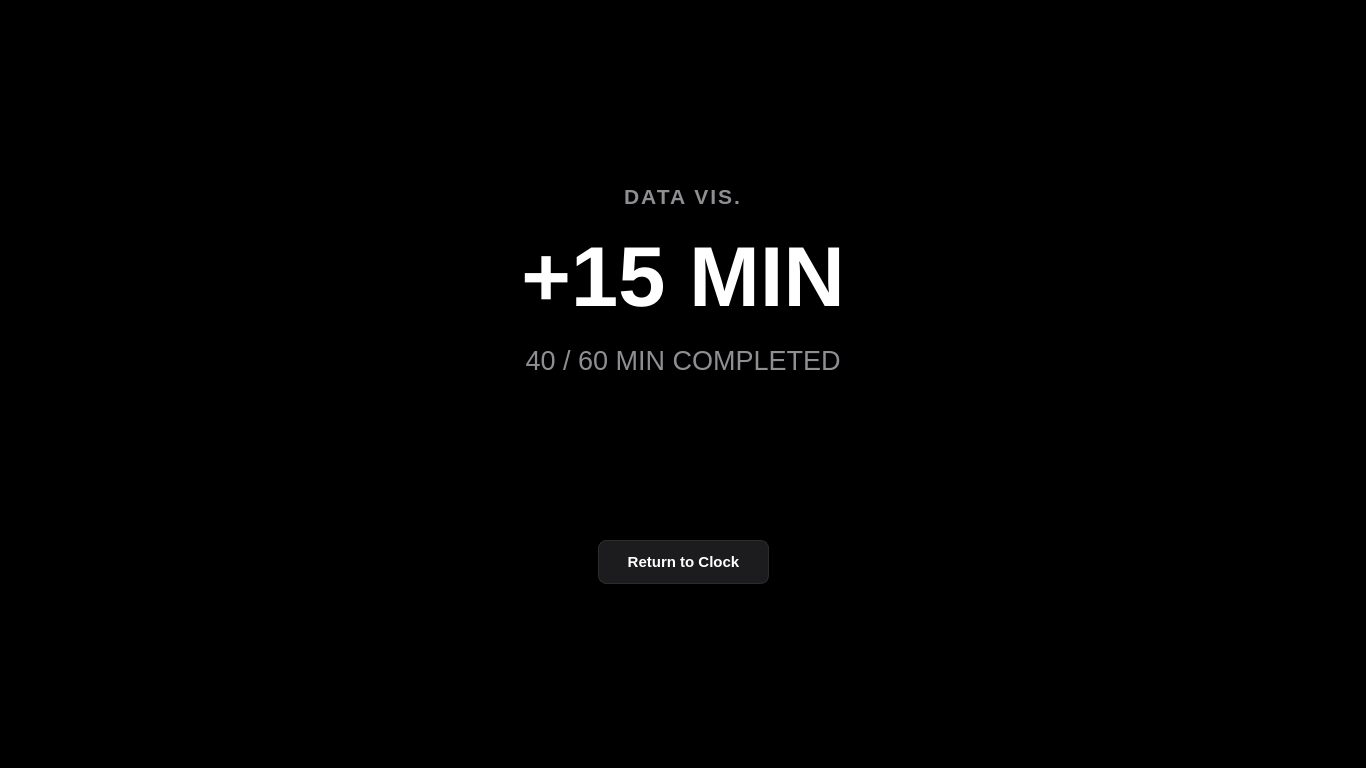
Above: src/study_station/ui/designer/completion_screen.ui from Maaloul-Khalil-M/StudyStationKiosk before the change. Below: the same form after it.
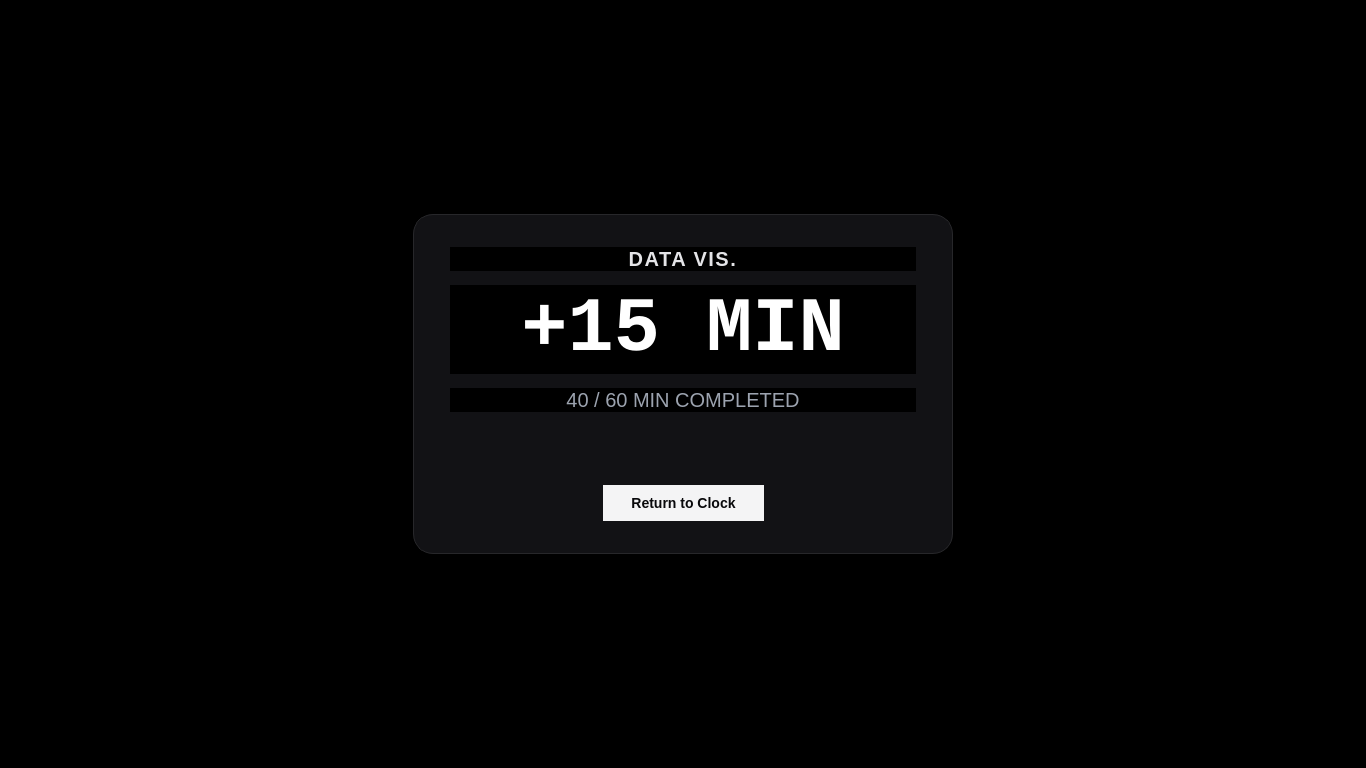
That is the form after the change.

Patch:
```diff
--- a/src/study_station/ui/designer/completion_screen.ui
+++ b/src/study_station/ui/designer/completion_screen.ui
@@ -15,19 +15,19 @@
   </property>
   <layout class="QVBoxLayout" name="mainVerticalLayout">
    <property name="spacing">
-    <number>20</number>
+    <number>0</number>
    </property>
    <property name="leftMargin">
-    <number>40</number>
+    <number>0</number>
    </property>
    <property name="topMargin">
-    <number>40</number>
+    <number>0</number>
    </property>
    <property name="rightMargin">
-    <number>40</number>
+    <number>0</number>
    </property>
    <property name="bottomMargin">
-    <number>40</number>
+    <number>0</number>
    </property>
    <item>
     <spacer name="topSpacer">
@@ -37,22 +37,68 @@
      <property name="sizeHint" stdset="0">
       <size>
        <width>20</width>
-       <height>120</height>
+       <height>100</height>
       </size>
      </property>
     </spacer>
    </item>
+   <item>
+    <layout class="QHBoxLayout" name="centerLayout">
+     <item>
+      <spacer name="leftCenterSpacer">
+       <property name="orientation">
+        <enum>Qt::Horizontal</enum>
+       </property>
+       <property name="sizeHint" stdset="0">
+        <size>
+         <width>40</width>
+         <height>20</height>
+        </size>
+       </property>
+      </spacer>
+     </item>
+     <item>
+      <widget class="QFrame" name="completionCard">
+       <property name="minimumSize">
+        <size>
+         <width>540</width>
+         <height>340</height>
+        </size>
+       </property>
+       <property name="styleSheet">
+        <string notr="true">QFrame#completionCard {
+    background-color: #121215;
+    border: 1px solid #27272A;
+    border-radius: 20px;
+}</string>
+       </property>
+       <layout class="QVBoxLayout" name="cardLayout">
+        <property name="spacing">
+         <number>14</number>
+        </property>
+        <property name="leftMargin">
+         <number>36</number>
+        </property>
+        <property name="topMargin">
+         <number>32</number>
+        </property>
+        <property name="rightMargin">
+         <number>36</number>
+        </property>
+        <property name="bottomMargin">
+         <number>32</number>
+        </property>
    <item>
     <widget class="QLabel" name="lblSubject">
      <property name="font">
       <font>
-       <pointsize>16</pointsize>
+            <pointsize>15</pointsize>
        <weight>75</weight>
        <bold>true</bold>
       </font>
      </property>
      <property name="styleSheet">
-      <string notr="true">color: #8E8E93; letter-spacing: 2px;</string>
+           <string notr="true">color: #E4E4E7; letter-spacing: 1.5px;</string>
      </property>
      <property name="text">
       <string>DATA VIS.</string>
@@ -66,7 +112,8 @@
     <widget class="QLabel" name="lblConfirmation">
      <property name="font">
       <font>
-       <pointsize>64</pointsize>
+            <family>Monospace</family>
+            <pointsize>58</pointsize>
        <weight>75</weight>
        <bold>true</bold>
       </font>
@@ -86,11 +133,12 @@
     <widget class="QLabel" name="lblProgress">
      <property name="font">
       <font>
-       <pointsize>20</pointsize>
+            <pointsize>15</pointsize>
+            <weight>50</weight>
       </font>
      </property>
      <property name="styleSheet">
-      <string notr="true">color: #8E8E93;</string>
+           <string notr="true">color: #9CA3AF;</string>
      </property>
      <property name="text">
       <string>40 / 60 MIN COMPLETED</string>
@@ -101,14 +149,14 @@
     </widget>
    </item>
    <item>
-    <spacer name="middleSpacer">
+         <spacer name="cardMiddleSpacer">
      <property name="orientation">
       <enum>Qt::Vertical</enum>
      </property>
      <property name="sizeHint" stdset="0">
       <size>
        <width>20</width>
-       <height>40</height>
+            <height>16</height>
       </size>
      </property>
     </spacer>
@@ -134,7 +182,21 @@
         <cursorShape>PointingHandCursor</cursorShape>
        </property>
        <property name="styleSheet">
-        <string notr="true">QPushButton { background-color: #1C1C1E; color: #FFFFFF; font-size: 15px; font-weight: bold; border-radius: 8px; padding: 12px 28px; border: 1px solid #2C2C2E; } QPushButton:hover { background-color: #2C2C2E; }</string>
+             <string notr="true">QPushButton {
+    background-color: #F4F4F5;
+    color: #09090B;
+    font-size: 14px;
+    font-weight: 600;
+    border-radius: 20px;
+    padding: 10px 28px;
+    border: none;
+}
+QPushButton:hover {
+    background-color: #FFFFFF;
+}
+QPushButton:pressed {
+    background-color: #D4D4D8;
+}</string>
        </property>
        <property name="text">
         <string>Return to Clock</string>
@@ -142,7 +204,25 @@
       </widget>
      </item>
      <item>
-      <spacer name="rightSpacer">
+           <spacer name="btnRightSpacer">
+            <property name="orientation">
+             <enum>Qt::Horizontal</enum>
+            </property>
+            <property name="sizeHint" stdset="0">
+             <size>
+              <width>40</width>
+              <height>20</height>
+             </size>
+            </property>
+           </spacer>
+          </item>
+         </layout>
+        </item>
+       </layout>
+      </widget>
+     </item>
+     <item>
+      <spacer name="rightCenterSpacer">
        <property name="orientation">
         <enum>Qt::Horizontal</enum>
        </property>
@@ -164,7 +244,7 @@
      <property name="sizeHint" stdset="0">
       <size>
        <width>20</width>
-       <height>120</height>
+       <height>100</height>
       </size>
      </property>
     </spacer>
```
Left out of the diff: 2 changed lines with no effect on the pictures. Lines whose indentation alone changed are shown as unchanged.
